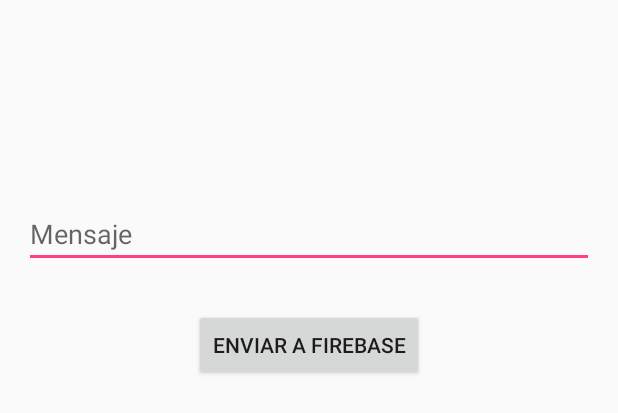
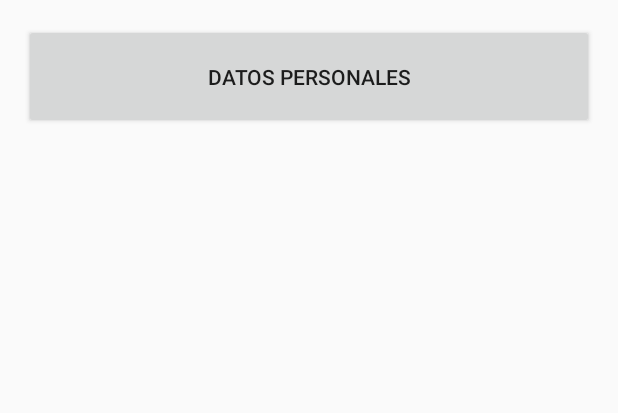
Before and after one commit to johnfe66/Miercoles, an Android app: the layout activity_home.xml on its own in the app's theme, with its tools: preview values and no code run, on a phone screen of 412 x 824 dp. Shown: the top 413 px of the screen. Run offline under Robolectric (Android 15) with nearby library versions, the phone set to English and light mode, and no system bars.

```diff
--- a/app/src/main/res/layout/activity_home.xml
+++ b/app/src/main/res/layout/activity_home.xml
@@ -10,39 +10,20 @@
     android:paddingTop="@dimen/activity_vertical_margin"
     tools:context="com.johnfe.miercoles.Home">
 
-    <TextView
+    <LinearLayout
+        android:orientation="vertical"
         android:layout_width="match_parent"
-        android:layout_height="wrap_content"
-        android:layout_alignParentTop="true"
-        android:layout_centerHorizontal="true"
-        android:layout_marginTop="21dp"
-        android:id="@+id/tvBienvenido" />
+        android:layout_height="match_parent"
+        android:layout_alignParentEnd="true"
+        android:weightSum="1"
+        android:layout_alignParentTop="true">
 
-    <TextView
-        android:layout_width="match_parent"
-        android:layout_height="wrap_content"
-        android:layout_below="@+id/tvBienvenido"
-        android:layout_centerHorizontal="true"
-        android:layout_marginTop="27dp"
-        android:id="@+id/tvTiempoReal" />
-
-    <EditText
-        android:layout_width="match_parent"
-        android:layout_height="wrap_content"
-        android:inputType="textPersonName"
-        android:ems="10"
-        android:layout_below="@+id/tvTiempoReal"
-        android:layout_centerHorizontal="true"
-        android:layout_marginTop="30dp"
-        android:id="@+id/etMensaje"
-        android:hint="Mensaje" />
-
-    <Button
-        android:text="Enviar a FireBase"
-        android:layout_width="wrap_content"
-        android:layout_height="wrap_content"
-        android:layout_below="@+id/etMensaje"
-        android:layout_centerHorizontal="true"
-        android:layout_marginTop="27dp"
-        android:id="@+id/btnEnviar" />
+        <Button
+            android:text="Datos Personales"
+            android:layout_width="match_parent"
+            android:layout_height="wrap_content"
+            android:id="@+id/btnDatos"
+            android:layout_alignParentEnd="true"
+            android:layout_weight="0.03" />
+    </LinearLayout>
 </RelativeLayout>
```
Also changed, not shown: app/build.gradle (+5 -3 lines), app/src/main/AndroidManifest.xml (+13 -14 lines), app/src/main/java/com/johnfe/miercoles/DatosUsuario.java (added, +106 -0 lines), app/src/main/java/com/johnfe/miercoles/Home.java (+26 -26 lines), app/src/main/java/com/johnfe/miercoles/MainActivity.java (+16 -11 lines), app/src/main/java/com/johnfe/miercoles/MyFirebaseInstanceIDService.java (+12 -0 lines), app/src/main/res/layout/activity_datos_usuario.xml (added, +58 -0 lines), app/src/main/res/layout/activity_main.xml (+0 -7 lines).
